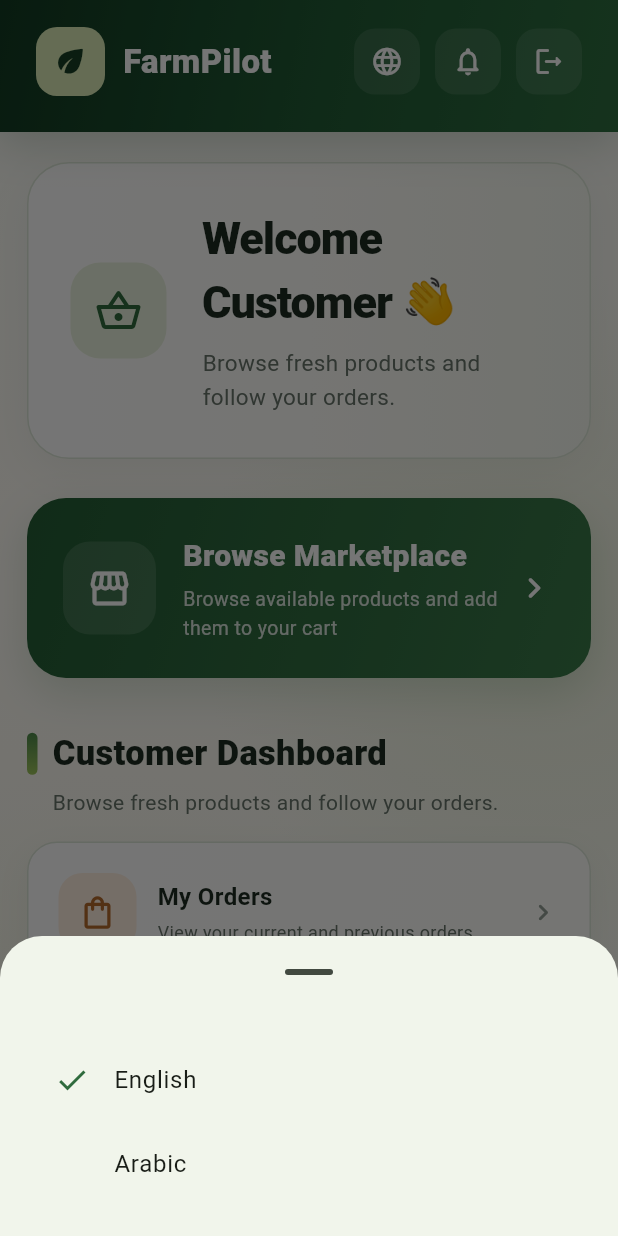
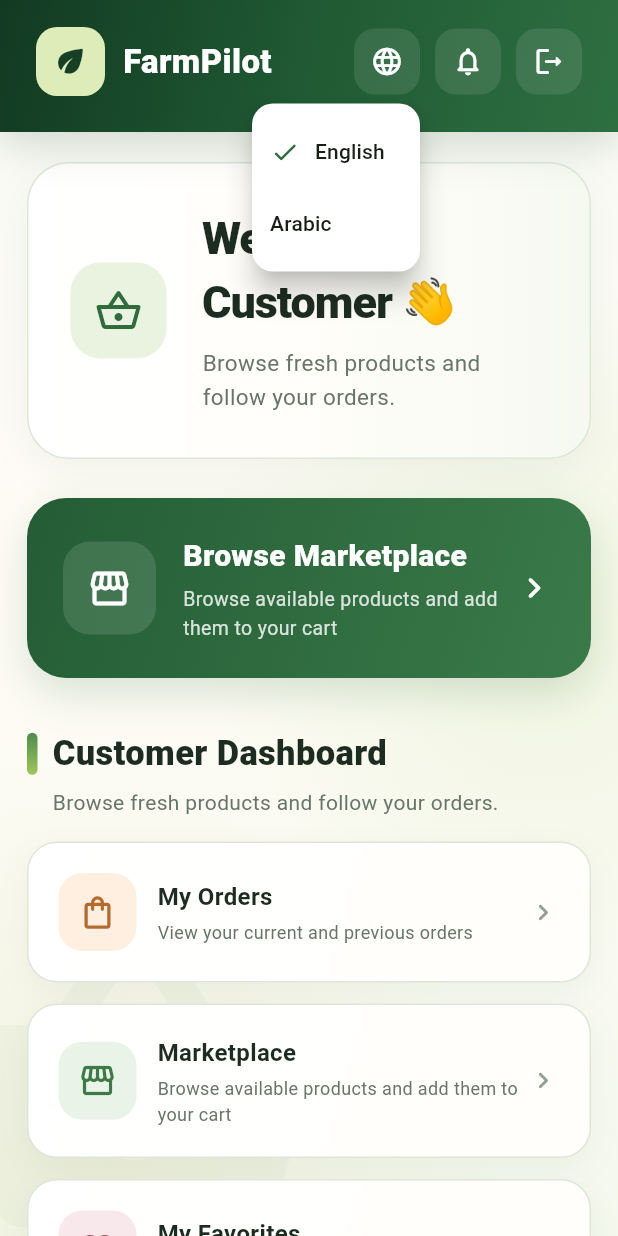
Before and after one commit to gproject2026/FarmPilot, a Flutter app: the CustomerDashboardScreen screen opened directly, after a tap on the "language" icon, on a phone screen of 412 x 824 dp. Run offline on Flutter 3.47's test engine with Material 3 defaults, Android fonts, the phone set to English and light mode, and no system bars; our stand-ins replace dio, image_picker, shared_preferences; accounts and stored records are empty; network calls fail.

```diff
--- a/frontend/mobile/lib/screens/customer/customer_dashboard_screen.dart
+++ b/frontend/mobile/lib/screens/customer/customer_dashboard_screen.dart
@@ -363,17 +363,67 @@ class _CustomerDashboardScreenState
                 ),
               ),
             ),
-            _HeaderIconButton(
-              icon:
+            PopupMenuButton<String>(
+              tooltip: '',
+              offset: const Offset(0, 50),
+              color: Colors.white,
+              elevation: 8,
+              shape: RoundedRectangleBorder(
+                borderRadius: BorderRadius.circular(14),
+              ),
+              onSelected: (languageCode) {
+                _changeLanguage(languageCode);
+              },
+              itemBuilder: (context) => [
+                PopupMenuItem<String>(
+                  value: 'en',
+                  child: Row(
+                    children: [
+                      if (!isArabic) ...[
+                        const Icon(
+                          Icons.check_rounded,
+                          color: _primaryGreen,
+                          size: 20,
+                        ),
+                        const SizedBox(width: 10),
+                      ],
+                      Text(l10n.english),
+                    ],
+                  ),
+                ),
+                PopupMenuItem<String>(
+                  value: 'ar',
+                  child: Row(
+                    children: [
+                      if (isArabic) ...[
+                        const Icon(
+                          Icons.check_rounded,
+                          color: _primaryGreen,
+                          size: 20,
+                        ),
+                        const SizedBox(width: 10),
+                      ],
+                      Text(l10n.arabic),
+                    ],
+                  ),
+                ),
+              ],
+              child: Container(
+                width: 44,
+                height: 44,
+                decoration: BoxDecoration(
+                  color: Colors.white.withValues(
+                    alpha: 0.10,
+                  ),
+                  borderRadius: BorderRadius.circular(14),
+                ),
+                alignment: Alignment.center,
+                child: const Icon(
                   Icons.language_rounded,
-              onTap: () {
-                _showLanguageMenu(
-                  isArabic:
-                      isArabic,
-                  l10n:
-                      l10n,
-                );
-              },
+                  color: Colors.white,
+                  size: 22,
+                ),
+              ),
             ),
             const SizedBox(
               width:
@@ -1052,82 +1102,7 @@ class _CustomerDashboardScreenState
     );
   }
 
-  void _showLanguageMenu({
-    required bool isArabic,
-    required AppLocalizations l10n,
-  }) {
-    showModalBottomSheet<void>(
-      context:
-          context,
-      showDragHandle:
-          true,
-      builder:
-          (sheetContext) {
-        return SafeArea(
-          child: Padding(
-            padding:
-                const EdgeInsets.all(
-              20,
-            ),
-            child: Column(
-              mainAxisSize:
-                  MainAxisSize.min,
-              children: [
-                ListTile(
-                  leading:
-                      Icon(
-                    Icons.check,
-                    color:
-                        !isArabic
-                            ? _primaryGreen
-                            : Colors
-                                .transparent,
-                  ),
-                  title:
-                      Text(
-                    l10n.english,
-                  ),
-                  onTap: () {
-                    Navigator.pop(
-                      sheetContext,
-                    );
 
-                    _changeLanguage(
-                      'en',
-                    );
-                  },
-                ),
-                ListTile(
-                  leading:
-                      Icon(
-                    Icons.check,
-                    color:
-                        isArabic
-                            ? _primaryGreen
-                            : Colors
-                                .transparent,
-                  ),
-                  title:
-                      Text(
-                    l10n.arabic,
-                  ),
-                  onTap: () {
-                    Navigator.pop(
-                      sheetContext,
-                    );
-
-                    _changeLanguage(
-                      'ar',
-                    );
-                  },
-                ),
-              ],
-            ),
-          ),
-        );
-      },
-    );
-  }
 }
 
 class _HeaderIconButton
```
Also changed, not shown: frontend/mobile/lib/models/order_model.dart (+45 -0 lines), frontend/mobile/lib/screens/customer/customer_orders_screen.dart (+170 -61 lines).
